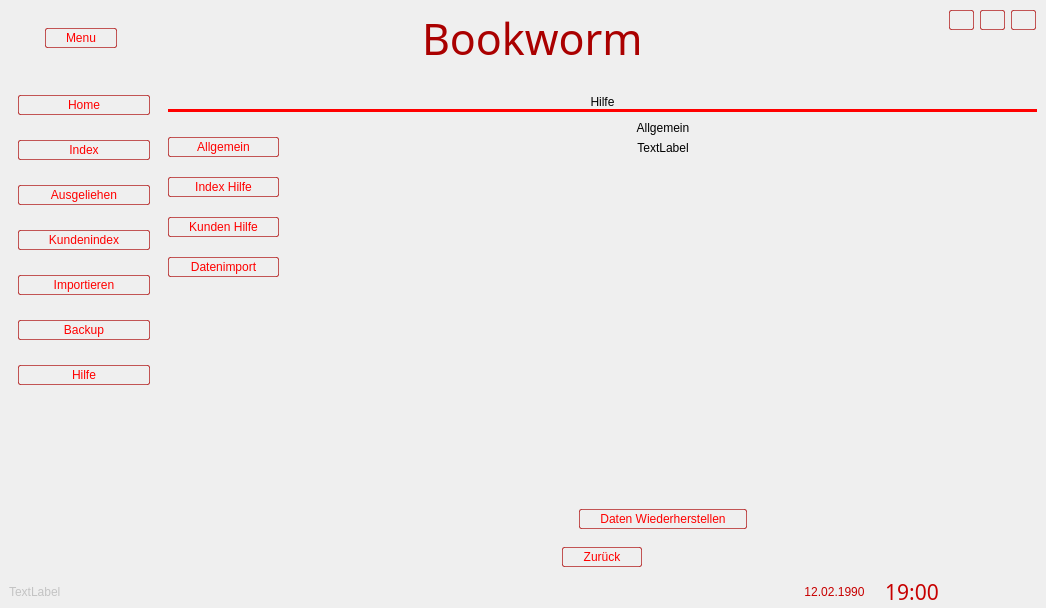
Before: the Qt Designer form res/mainui.ui in sera619/Bookworm-Bookmanagementsystem, drawn with Qt 5.
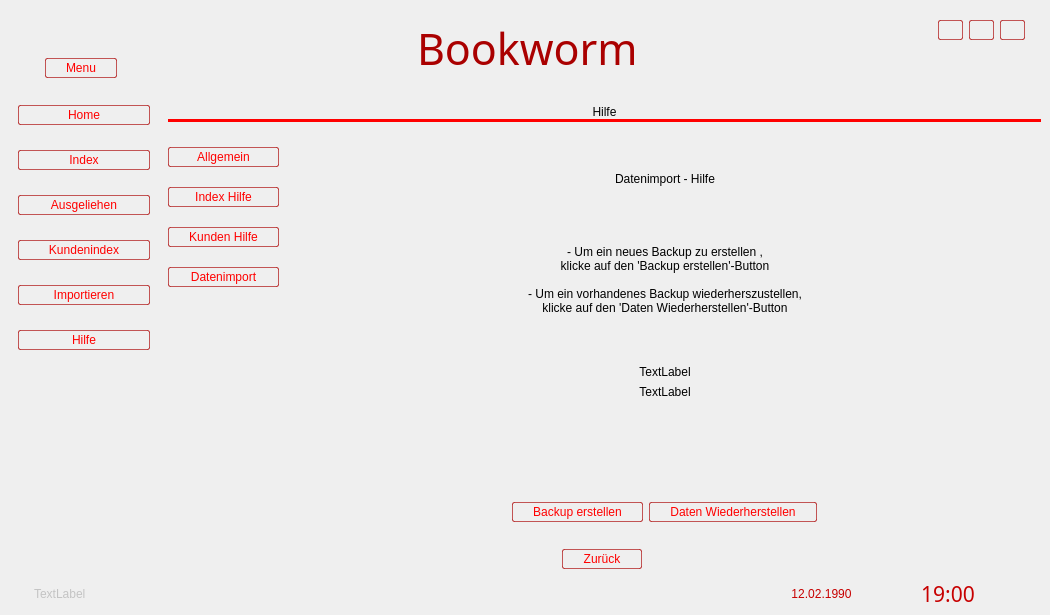
After: the same form once the commit is applied. The open tabs and pages were chosen to show the change. Icons and pictures are not drawn.

Commit message: add  helpImport text to UI

Patch:
```diff
--- a/res/mainui.ui
+++ b/res/mainui.ui
@@ -6,8 +6,8 @@
    <rect>
     <x>0</x>
     <y>0</y>
-    <width>1046</width>
-    <height>608</height>
+    <width>1050</width>
+    <height>615</height>
    </rect>
   </property>
   <property name="windowTitle">
@@ -27,7 +27,9 @@
   </property>
   <widget class="QWidget" name="centralwidget">
    <property name="styleSheet">
-    <string notr="true"/>
+    <string notr="true">#centralwidget{
+	border-radius: 50px;
+}</string>
    </property>
    <layout class="QVBoxLayout" name="verticalLayout">
     <property name="spacing">
@@ -51,6 +53,7 @@
        <string notr="true">QFrame{
 	border: rgba(255, 0, 0, 0);
 	border-radius: 25px;
+	background-color: rgba(255, 255, 255, 0);
  }</string>
       </property>
       <property name="frameShape">
@@ -67,7 +70,7 @@
         <number>0</number>
        </property>
        <property name="topMargin">
-        <number>0</number>
+        <number>10</number>
        </property>
        <property name="rightMargin">
         <number>0</number>
@@ -75,7 +78,7 @@
        <property name="bottomMargin">
         <number>0</number>
        </property>
-       <item alignment="Qt::AlignHCenter">
+       <item alignment="Qt::AlignHCenter|Qt::AlignBottom">
         <widget class="QFrame" name="frame_5">
          <property name="sizePolicy">
           <sizepolicy hsizetype="Expanding" vsizetype="Preferred">
@@ -215,7 +218,7 @@
            <number>10</number>
           </property>
           <property name="rightMargin">
-           <number>10</number>
+           <number>25</number>
           </property>
           <property name="bottomMargin">
            <number>0</number>
@@ -444,13 +447,6 @@
             </property>
            </widget>
           </item>
-          <item>
-           <widget class="QPushButton" name="menu_btn_backup">
-            <property name="text">
-             <string>Backup</string>
-            </property>
-           </widget>
-          </item>
           <item>
            <widget class="QPushButton" name="menu_btn_help">
             <property name="text">
@@ -1267,7 +1263,7 @@
                         <number>0</number>
                        </property>
                        <item alignment="Qt::AlignTop">
-                        <widget class="QFrame" name="frame_33">
+                        <widget class="QFrame" name="helpMenuBtnFrame">
                          <property name="styleSheet">
                           <string notr="true">QPushButton{
 	border: 1px solid rgba(170, 0, 0,165);
@@ -1352,7 +1348,7 @@
                      </widget>
                     </item>
                     <item>
-                     <widget class="QFrame" name="frame_32">
+                     <widget class="QStackedWidget" name="stackedWidgetHelp">
                       <property name="sizePolicy">
                        <sizepolicy hsizetype="Expanding" vsizetype="Preferred">
                         <horstretch>0</horstretch>
@@ -1365,43 +1361,204 @@
                       <property name="frameShadow">
                        <enum>QFrame::Raised</enum>
                       </property>
-                      <layout class="QVBoxLayout" name="verticalLayout_30">
-                       <item alignment="Qt::AlignTop">
-                        <widget class="QLabel" name="helpTextHeadLabel">
-                         <property name="styleSheet">
-                          <string notr="true">QLabel{
+                      <property name="currentIndex">
+                       <number>4</number>
+                      </property>
+                      <widget class="QWidget" name="helpHomeView">
+                       <layout class="QVBoxLayout" name="verticalLayout_52">
+                        <item>
+                         <widget class="QFrame" name="frame_32">
+                          <property name="frameShape">
+                           <enum>QFrame::StyledPanel</enum>
+                          </property>
+                          <property name="frameShadow">
+                           <enum>QFrame::Raised</enum>
+                          </property>
+                          <layout class="QVBoxLayout" name="verticalLayout_53">
+                           <item alignment="Qt::AlignHCenter|Qt::AlignVCenter">
+                            <widget class="QLabel" name="helpHomeLabel">
+                             <property name="text">
+                              <string>&lt;html&gt;&lt;head/&gt;&lt;body&gt;&lt;p&gt;Klicke im Menü auf das Thema&lt;br/&gt;bei dem du Hilfe brauchst.&lt;/p&gt;&lt;/body&gt;&lt;/html&gt;</string>
+                             </property>
+                             <property name="alignment">
+                              <set>Qt::AlignCenter</set>
+                             </property>
+                            </widget>
+                           </item>
+                          </layout>
+                         </widget>
+                        </item>
+                       </layout>
+                      </widget>
+                      <widget class="QWidget" name="helpCommonView" native="true">
+                       <layout class="QVBoxLayout" name="verticalLayout_30">
+                        <item alignment="Qt::AlignTop">
+                         <widget class="QLabel" name="helpCommonHeader">
+                          <property name="styleSheet">
+                           <string notr="true">QLabel{
 	
 	font: 14pt &quot;Ethnocentric&quot;;
 }</string>
-                         </property>
-                         <property name="text">
-                          <string>Allgemein</string>
-                         </property>
-                         <property name="alignment">
-                          <set>Qt::AlignCenter</set>
-                         </property>
-                        </widget>
-                       </item>
-                       <item>
-                        <widget class="QLabel" name="helpTextLabel">
-                         <property name="sizePolicy">
-                          <sizepolicy hsizetype="Preferred" vsizetype="Expanding">
-                           <horstretch>0</horstretch>
-                           <verstretch>0</verstretch>
-                          </sizepolicy>
-                         </property>
-                         <property name="text">
-                          <string>TextLabel</string>
-                         </property>
-                         <property name="alignment">
-                          <set>Qt::AlignHCenter|Qt::AlignTop</set>
-                         </property>
-                        </widget>
-                       </item>
-                       <item alignment="Qt::AlignHCenter">
-                        <widget class="QPushButton" name="loadBackupBtn">
-                         <property name="styleSheet">
-                          <string notr="true">QPushButton{
+                          </property>
+                          <property name="text">
+                           <string>Allgemein - Hilfe</string>
+                          </property>
+                          <property name="alignment">
+                           <set>Qt::AlignCenter</set>
+                          </property>
+                         </widget>
+                        </item>
+                        <item>
+                         <widget class="QLabel" name="helpCommonLabel">
+                          <property name="sizePolicy">
+                           <sizepolicy hsizetype="Preferred" vsizetype="Expanding">
+                            <horstretch>0</horstretch>
+                            <verstretch>0</verstretch>
+                           </sizepolicy>
+                          </property>
+                          <property name="text">
+                           <string>TextLabel</string>
+                          </property>
+                          <property name="alignment">
+                           <set>Qt::AlignHCenter|Qt::AlignTop</set>
+                          </property>
+                         </widget>
+                        </item>
+                       </layout>
+                      </widget>
+                      <widget class="QWidget" name="helpIndexView">
+                       <layout class="QVBoxLayout" name="verticalLayout_56">
+                        <item alignment="Qt::AlignTop">
+                         <widget class="QLabel" name="helpIndexHeader">
+                          <property name="text">
+                           <string>Index - Hilfe</string>
+                          </property>
+                          <property name="alignment">
+                           <set>Qt::AlignHCenter|Qt::AlignTop</set>
+                          </property>
+                         </widget>
+                        </item>
+                        <item>
+                         <widget class="QLabel" name="helpIndexLabel">
+                          <property name="sizePolicy">
+                           <sizepolicy hsizetype="Preferred" vsizetype="Expanding">
+                            <horstretch>0</horstretch>
+                            <verstretch>0</verstretch>
+                           </sizepolicy>
+                          </property>
+                          <property name="text">
+                           <string>TextLabel</string>
+                          </property>
+                          <property name="alignment">
+                           <set>Qt::AlignHCenter|Qt::AlignTop</set>
+                          </property>
+                         </widget>
+                        </item>
+                       </layout>
+                      </widget>
+                      <widget class="QWidget" name="helpUserView">
+                       <layout class="QVBoxLayout" name="verticalLayout_57">
+                        <item alignment="Qt::AlignTop">
+                         <widget class="QLabel" name="helpUserHeader">
+                          <property name="text">
+                           <string>Kunden - Hilfe</string>
+                          </property>
+                          <property name="alignment">
+                           <set>Qt::AlignCenter</set>
+                          </property>
+                         </widget>
+                        </item>
+                        <item>
+                         <widget class="QLabel" name="helpUserLabel">
+                          <property name="sizePolicy">
+                           <sizepolicy hsizetype="Preferred" vsizetype="Expanding">
+                            <horstretch>0</horstretch>
+                            <verstretch>0</verstretch>
+                           </sizepolicy>
+                          </property>
+                          <property name="text">
+                           <string>TextLabel</string>
+                          </property>
+                          <property name="alignment">
+                           <set>Qt::AlignHCenter|Qt::AlignTop</set>
+                          </property>
+                         </widget>
+                        </item>
+                       </layout>
+                      </widget>
+                      <widget class="QWidget" name="helpImportView">
+                       <layout class="QVBoxLayout" name="verticalLayout_54">
+                        <item>
+                         <widget class="QLabel" name="helpImportHeader">
+                          <property name="text">
+                           <string>Datenimport - Hilfe</string>
+                          </property>
+                          <property name="alignment">
+                           <set>Qt::AlignCenter</set>
+                          </property>
+                         </widget>
+                        </item>
+                        <item>
+                         <widget class="QLabel" name="helpImportLabel">
+                          <property name="sizePolicy">
+                           <sizepolicy hsizetype="Preferred" vsizetype="Preferred">
+                            <horstretch>0</horstretch>
+                            <verstretch>0</verstretch>
+                           </sizepolicy>
+                          </property>
+                          <property name="text">
+                           <string>&lt;html&gt;&lt;head/&gt;&lt;body&gt;&lt;p&gt;- Um ein neues Backup zu erstellen ,&lt;br/&gt;klicke auf den 'Backup erstellen'-Button&lt;br/&gt;&lt;br/&gt;- Um ein vorhandenes Backup wiederherszustellen, &lt;br/&gt;klicke auf den 'Daten Wiederherstellen'-Button&lt;/p&gt;&lt;/body&gt;&lt;/html&gt;</string>
+                          </property>
+                          <property name="alignment">
+                           <set>Qt::AlignCenter</set>
+                          </property>
+                         </widget>
+                        </item>
+                        <item alignment="Qt::AlignHCenter|Qt::AlignVCenter">
+                         <widget class="QFrame" name="frame_56">
+                          <property name="frameShape">
+                           <enum>QFrame::StyledPanel</enum>
+                          </property>
+                          <property name="frameShadow">
+                           <enum>QFrame::Raised</enum>
+                          </property>
+                          <layout class="QVBoxLayout" name="verticalLayout_55">
+                           <item>
+                            <widget class="QLabel" name="backupAvailbleLabel">
+                             <property name="text">
+                              <string>TextLabel</string>
+                             </property>
+                             <property name="alignment">
+                              <set>Qt::AlignCenter</set>
+                             </property>
+                            </widget>
+                           </item>
+                           <item>
+                            <widget class="QLabel" name="backupDateLabel">
+                             <property name="text">
+                              <string>TextLabel</string>
+                             </property>
+                             <property name="alignment">
+                              <set>Qt::AlignCenter</set>
+                             </property>
+                            </widget>
+                           </item>
+                          </layout>
+                         </widget>
+                        </item>
+                        <item alignment="Qt::AlignHCenter|Qt::AlignBottom">
+                         <widget class="QFrame" name="frame_33">
+                          <property name="frameShape">
+                           <enum>QFrame::StyledPanel</enum>
+                          </property>
+                          <property name="frameShadow">
+                           <enum>QFrame::Raised</enum>
+                          </property>
+                          <layout class="QHBoxLayout" name="horizontalLayout_25">
+                           <item>
+                            <widget class="QPushButton" name="menu_btn_backup">
+                             <property name="styleSheet">
+                              <string notr="true">QPushButton{
 	border: 1px solid rgba(170, 0, 0,165);
 	padding: 2px 20px;
 	border-radius: 2%;
@@ -1420,13 +1577,45 @@
 	border-color: rgb(255, 0, 0);
 	color: #FFF;
 }</string>
-                         </property>
-                         <property name="text">
-                          <string>Daten Wiederherstellen</string>
-                         </property>
-                        </widget>
-                       </item>
-                      </layout>
+                             </property>
+                             <property name="text">
+                              <string>Backup erstellen</string>
+                             </property>
+                            </widget>
+                           </item>
+                           <item>
+                            <widget class="QPushButton" name="loadBackupBtn">
+                             <property name="styleSheet">
+                              <string notr="true">QPushButton{
+	border: 1px solid rgba(170, 0, 0,165);
+	padding: 2px 20px;
+	border-radius: 2%;
+	color: rgb(255, 0, 0)
+}
+
+QPushButton::Hover{
+	border: 1.4px solid rgb(255, 0, 0);
+	background-color: qlineargradient(spread:pad, x1:0, y1:0, x2:1, y2:1, stop:0 rgba(255, 0, 0, 70), stop:1 rgba(65, 0, 0, 70));
+	
+}
+
+QPushButton::Pressed{
+	border: 1.4px solid;
+	background-color: qlineargradient(spread:pad, x1:0, y1:0, x2:1, y2:1, stop:0  rgba(65, 0, 0, 255), stop:1 rgba(255, 0, 0, 255));
+	border-color: rgb(255, 0, 0);
+	color: #FFF;
+}</string>
+                             </property>
+                             <property name="text">
+                              <string>Daten Wiederherstellen</string>
+                             </property>
+                            </widget>
+                           </item>
+                          </layout>
+                         </widget>
+                        </item>
+                       </layout>
+                      </widget>
                      </widget>
                     </item>
                    </layout>
@@ -1469,7 +1658,7 @@
                      <number>9</number>
                     </property>
                     <property name="rightMargin">
-                     <number>0</number>
+                     <number>5</number>
                     </property>
                     <property name="bottomMargin">
                      <number>9</number>
@@ -4457,6 +4646,8 @@
        <string notr="true">QFrame{
 	border: rgba(255, 0, 0, 0);
 	border-radius: 25px;
+	
+	background-color: rgba(255, 255, 255, 0);
  }</string>
       </property>
       <property name="frameShape">
@@ -4470,16 +4661,16 @@
         <number>0</number>
        </property>
        <property name="leftMargin">
-        <number>0</number>
+        <number>25</number>
        </property>
        <property name="topMargin">
         <number>0</number>
        </property>
        <property name="rightMargin">
-        <number>0</number>
+        <number>25</number>
        </property>
        <property name="bottomMargin">
-        <number>0</number>
+        <number>5</number>
        </property>
        <item alignment="Qt::AlignLeft|Qt::AlignTop">
         <widget class="QFrame" name="leftFram">
@@ -4569,7 +4760,7 @@
             </property>
            </widget>
           </item>
-          <item alignment="Qt::AlignLeft">
+          <item alignment="Qt::AlignHCenter">
            <widget class="QLabel" name="currentTimeLabel">
             <property name="font">
              <font>
```
Left out of the diff: 8 changed lines with no effect on the pictures. The commit also changes 1 other file.
